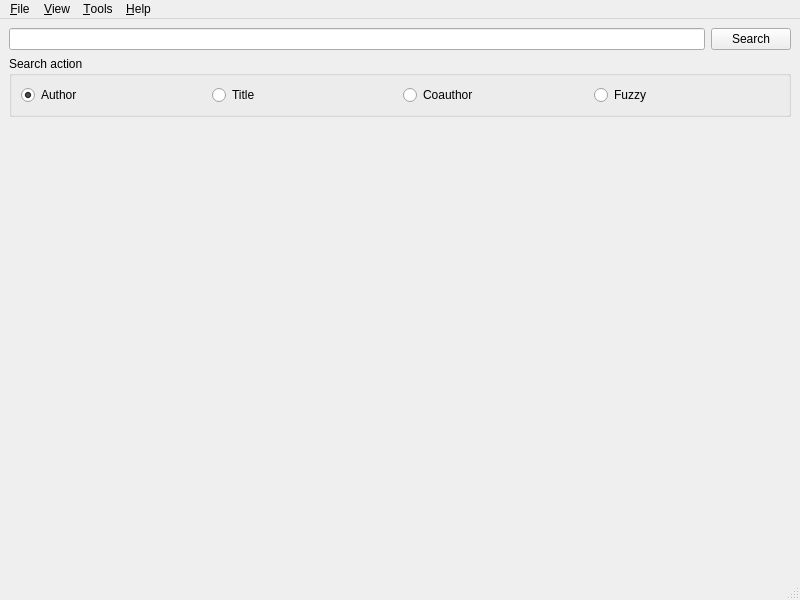
Old version of the form mainwindow.ui in the repository tootal/DBLParse.
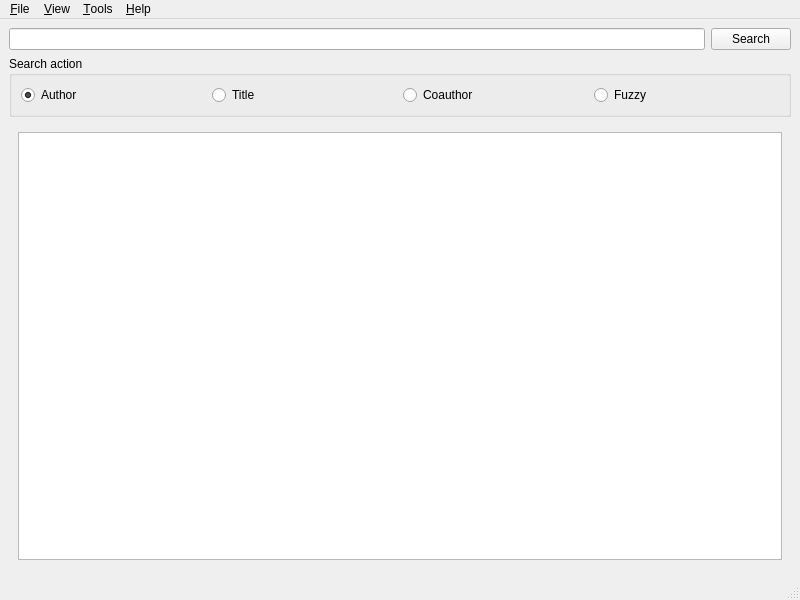
New version of the form. The open tabs and pages were chosen to show the change.

Commit message: fix coauthor display

```diff
--- a/mainwindow.ui
+++ b/mainwindow.ui
@@ -139,19 +139,11 @@
        </layout>
       </widget>
       <widget class="QWidget" name="coauthorPage">
-       <widget class="QLabel" name="label_2">
-        <property name="geometry">
-         <rect>
-          <x>9</x>
-          <y>9</y>
-          <width>764</width>
-          <height>418</height>
-         </rect>
-        </property>
-        <property name="text">
-         <string/>
-        </property>
-       </widget>
+       <layout class="QGridLayout" name="gridLayout_4">
+        <item row="0" column="0">
+         <widget class="QTextBrowser" name="textBrowser"/>
+        </item>
+       </layout>
       </widget>
       <widget class="QWidget" name="fuzzyPage">
        <widget class="QLabel" name="label_3">
```
Left out of the diff: 2 changed lines with no effect on the pictures. The commit also changes 1 other file.
